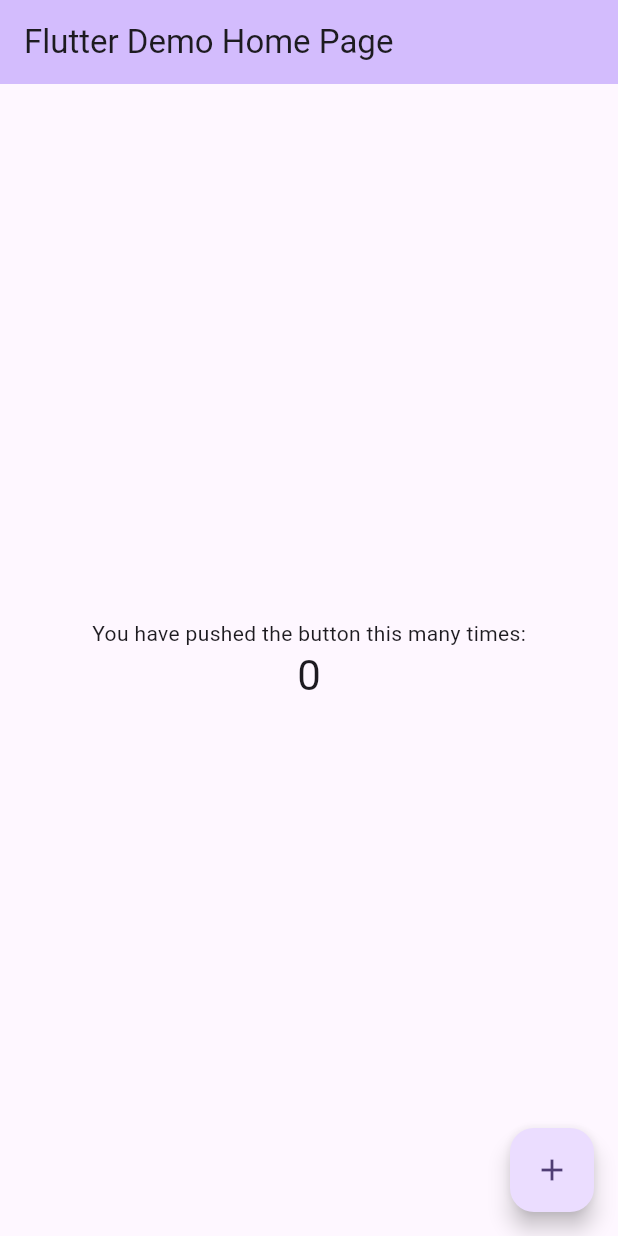
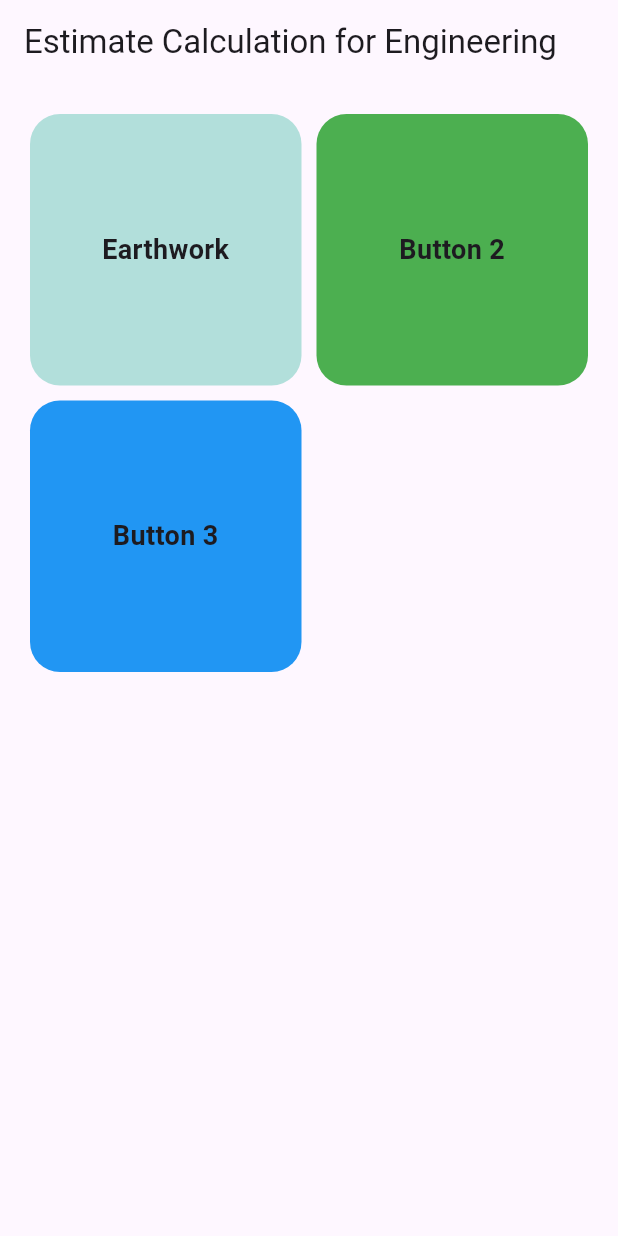
Before and after one commit to thihas0ehtet/estimate, a Flutter app: the screen it shows after launch, on a phone screen of 412 x 824 dp. Run offline on Flutter 3.47's test engine with Material 3 defaults, Android fonts, the phone set to English and light mode, and no system bars; our stand-ins replace get.

Commit message:
feature: earthwork calculation

```diff
--- a/lib/main.dart
+++ b/lib/main.dart
@@ -1,4 +1,6 @@
+import 'package:estimate/ui/home.dart';
 import 'package:flutter/material.dart';
+import 'package:get/route_manager.dart';
 
 void main() {
   runApp(const MyApp());
@@ -7,119 +9,15 @@
 class MyApp extends StatelessWidget {
   const MyApp({super.key});
 
-  // This widget is the root of your application.
   @override
   Widget build(BuildContext context) {
-    return MaterialApp(
+    return GetMaterialApp(
       title: 'Flutter Demo',
       theme: ThemeData(
-        // This is the theme of your application.
-        //
-        // TRY THIS: Try running your application with "flutter run". You'll see
-        // the application has a purple toolbar. Then, without quitting the app,
-        // try changing the seedColor in the colorScheme below to Colors.green
-        // and then invoke "hot reload" (save your changes or press the "hot
-        // reload" button in a Flutter-supported IDE, or press "r" if you used
-        // the command line to start the app).
-        //
-        // Notice that the counter didn't reset back to zero; the application
-        // state is not lost during the reload. To reset the state, use hot
-        // restart instead.
-        //
-        // This works for code too, not just values: Most code changes can be
-        // tested with just a hot reload.
         colorScheme: ColorScheme.fromSeed(seedColor: Colors.deepPurple),
         useMaterial3: true,
       ),
-      home: const MyHomePage(title: 'Flutter Demo Home Page'),
+      home: const HomePage(),
     );
   }
 }
-
-class MyHomePage extends StatefulWidget {
-  const MyHomePage({super.key, required this.title});
-
-  // This widget is the home page of your application. It is stateful, meaning
-  // that it has a State object (defined below) that contains fields that affect
-  // how it looks.
-
-  // This class is the configuration for the state. It holds the values (in this
-  // case the title) provided by the parent (in this case the App widget) and
-  // used by the build method of the State. Fields in a Widget subclass are
-  // always marked "final".
-
-  final String title;
-
-  @override
-  State<MyHomePage> createState() => _MyHomePageState();
-}
-
-class _MyHomePageState extends State<MyHomePage> {
-  int _counter = 0;
-
-  void _incrementCounter() {
-    setState(() {
-      // This call to setState tells the Flutter framework that something has
-      // changed in this State, which causes it to rerun the build method below
-      // so that the display can reflect the updated values. If we changed
-      // _counter without calling setState(), then the build method would not be
-      // called again, and so nothing would appear to happen.
-      _counter++;
-    });
-  }
-
-  @override
-  Widget build(BuildContext context) {
-    // This method is rerun every time setState is called, for instance as done
-    // by the _incrementCounter method above.
-    //
-    // The Flutter framework has been optimized to make rerunning build methods
-    // fast, so that you can just rebuild anything that needs updating rather
-    // than having to individually change instances of widgets.
-    return Scaffold(
-      appBar: AppBar(
-        // TRY THIS: Try changing the color here to a specific color (to
-        // Colors.amber, perhaps?) and trigger a hot reload to see the AppBar
-        // change color while the other colors stay the same.
-        backgroundColor: Theme.of(context).colorScheme.inversePrimary,
-        // Here we take the value from the MyHomePage object that was created by
-        // the App.build method, and use it to set our appbar title.
-        title: Text(widget.title),
-      ),
-      body: Center(
-        // Center is a layout widget. It takes a single child and positions it
-        // in the middle of the parent.
-        child: Column(
-          // Column is also a layout widget. It takes a list of children and
-          // arranges them vertically. By default, it sizes itself to fit its
-          // children horizontally, and tries to be as tall as its parent.
-          //
-          // Column has various properties to control how it sizes itself and
-          // how it positions its children. Here we use mainAxisAlignment to
-          // center the children vertically; the main axis here is the vertical
-          // axis because Columns are vertical (the cross axis would be
-          // horizontal).
-          //
-          // TRY THIS: Invoke "debug painting" (choose the "Toggle Debug Paint"
-          // action in the IDE, or press "p" in the console), to see the
-          // wireframe for each widget.
-          mainAxisAlignment: MainAxisAlignment.center,
-          children: <Widget>[
-            const Text(
-              'You have pushed the button this many times:',
-            ),
-            Text(
-              '$_counter',
-              style: Theme.of(context).textTheme.headlineMedium,
-            ),
-          ],
-        ),
-      ),
-      floatingActionButton: FloatingActionButton(
-        onPressed: _incrementCounter,
-        tooltip: 'Increment',
-        child: const Icon(Icons.add),
-      ), // This trailing comma makes auto-formatting nicer for build methods.
-    );
-  }
-}
--- /dev/null
+++ b/lib/ui/home.dart
@@ -0,0 +1,53 @@
+import 'package:estimate/ui/earthwork.dart';
+import 'package:flutter/material.dart';
+import 'package:get/route_manager.dart';
+
+class HomePage extends StatelessWidget {
+  const HomePage({super.key});
+
+  @override
+  Widget build(BuildContext context) {
+    List menus = [
+      {
+        "label": "Earthwork",
+        "bgColor": Colors.teal[100],
+        "action": () => Get.to(() => const EarthworkPage())
+      },
+      {"label": "Button 2", "bgColor": Colors.green, "action": () {}},
+      {"label": "Button 3", "bgColor": Colors.blue, "action": () {}}
+    ];
+    return Scaffold(
+      appBar: AppBar(
+        title: const Text(
+          "Estimate Calculation for Engineering",
+        ),
+      ),
+      body: GridView.count(
+        primary: false,
+        padding: const EdgeInsets.all(20),
+        crossAxisSpacing: 10,
+        mainAxisSpacing: 10,
+        crossAxisCount: 2,
+        children: <Widget>[
+          for (var menu in menus)
+            InkWell(
+              onTap: menu['action'],
+              child: Container(
+                decoration: BoxDecoration(
+                    color: menu['bgColor'],
+                    borderRadius: BorderRadius.circular(20)),
+                padding: const EdgeInsets.all(8),
+                child: Center(
+                    child: Text(
+                  menu['label'],
+                  style: const TextStyle(
+                      fontSize: 18, fontWeight: FontWeight.bold),
+                  textAlign: TextAlign.center,
+                )),
+              ),
+            ),
+        ],
+      ),
+    );
+  }
+}
--- a/pubspec.yaml
+++ b/pubspec.yaml
@@ -30,11 +30,13 @@ environment:
 dependencies:
   flutter:
     sdk: flutter
+  get: ^4.6.6
 
 
   # The following adds the Cupertino Icons font to your application.
   # Use with the CupertinoIcons class for iOS style icons.
   cupertino_icons: ^1.0.6
+  intl: ^0.19.0
 
 dev_dependencies:
   flutter_test:
```
Also changed, not shown: lib/ui/earthwork.dart (added, +220 -0 lines), lib/utils.dart (added, +14 -0 lines), lib/widgets/custom_dropdown.dart (added, +73 -0 lines), lib/widgets/custom_input.dart (added, +111 -0 lines), pubspec.lock.
